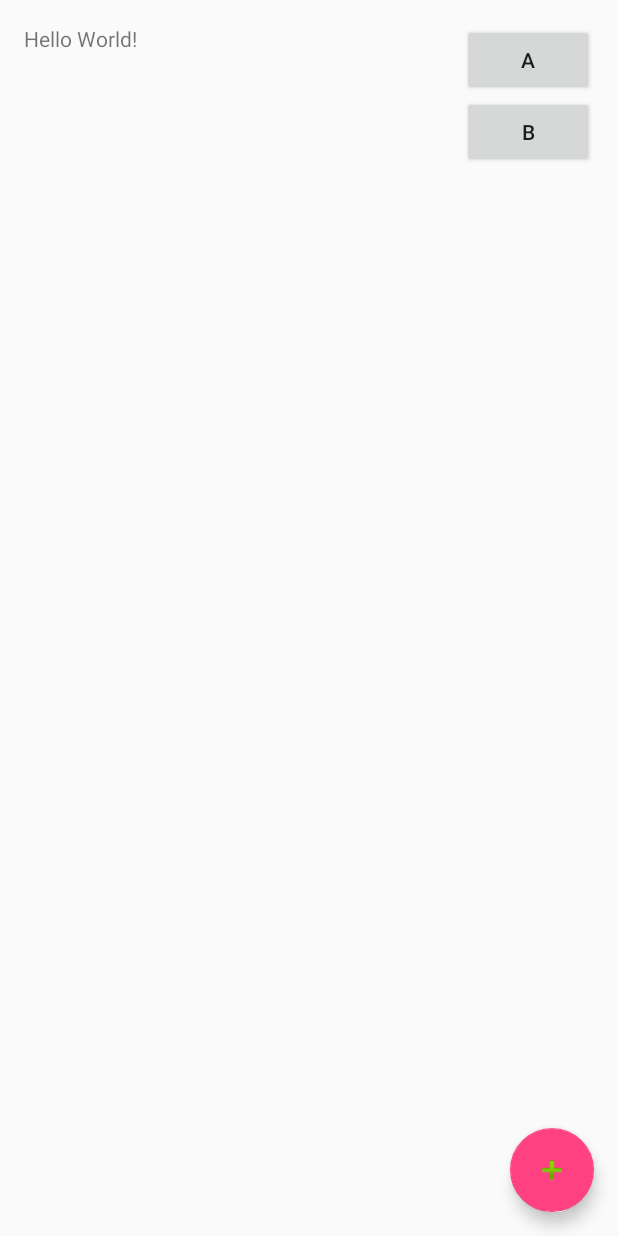
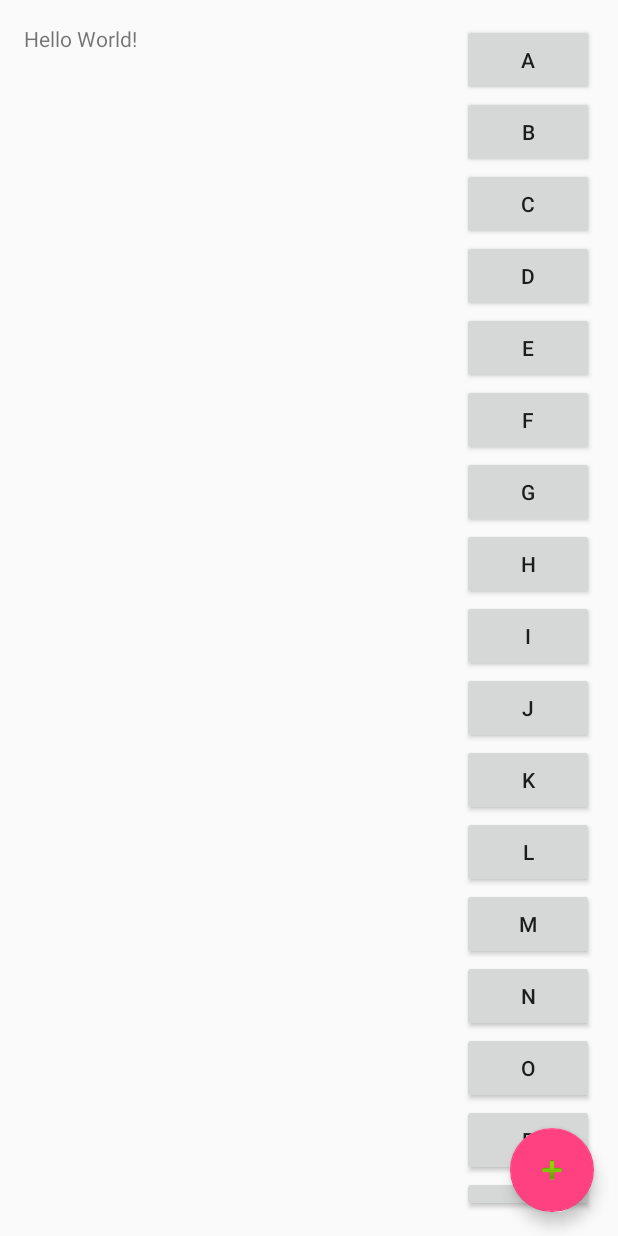
Before and after one commit to DavitPogosian/Notebook, an Android app: the screen it shows after launch (MainActivity), on a phone screen of 412 x 824 dp. Run offline under Robolectric (Android 15) with nearby library versions, the phone set to English and light mode, and no system bars; 1 statement that could not run was skipped.

Commit message:
made alpha with button

```diff
--- a/app/src/main/res/layout/content_main.xml
+++ b/app/src/main/res/layout/content_main.xml
@@ -43,5 +43,125 @@
             android:layout_width="wrap_content"
             android:layout_height="wrap_content"
             android:id="@+id/bB" />
+        <Button
+            android:text="C"
+            android:layout_width="wrap_content"
+            android:layout_height="wrap_content"
+            android:id="@+id/bC" />
+        <Button
+            android:text="D"
+            android:layout_width="wrap_content"
+            android:layout_height="wrap_content"
+            android:id="@+id/bD" />
+        <Button
+            android:text="E"
+            android:layout_width="wrap_content"
+            android:layout_height="wrap_content"
+            android:id="@+id/bE" />
+        <Button
+            android:text="F"
+            android:layout_width="wrap_content"
+            android:layout_height="wrap_content"
+            android:id="@+id/bF" />
+        <Button
+            android:text="G"
+            android:layout_width="wrap_content"
+            android:layout_height="wrap_content"
+            android:id="@+id/bG" />
+        <Button
+            android:text="H"
+            android:layout_width="wrap_content"
+            android:layout_height="wrap_content"
+            android:id="@+id/bH" />
+        <Button
+            android:text="I"
+            android:layout_width="wrap_content"
+            android:layout_height="wrap_content"
+            android:id="@+id/bI" />
+        <Button
+            android:text="J"
+            android:layout_width="wrap_content"
+            android:layout_height="wrap_content"
+            android:id="@+id/bJ" />
+        <Button
+            android:text="K"
+            android:layout_width="wrap_content"
+            android:layout_height="wrap_content"
+            android:id="@+id/bK" />
+        <Button
+            android:text="L"
+            android:layout_width="wrap_content"
+            android:layout_height="wrap_content"
+            android:id="@+id/bL" />
+        <Button
+            android:text="M"
+            android:layout_width="wrap_content"
+            android:layout_height="wrap_content"
+            android:id="@+id/bM" />
+        <Button
+            android:text="N"
+            android:layout_width="wrap_content"
+            android:layout_height="wrap_content"
+            android:id="@+id/bN" />
+        <Button
+            android:text="O"
+            android:layout_width="wrap_content"
+            android:layout_height="wrap_content"
+            android:id="@+id/bO" />
+        <Button
+            android:text="P"
+            android:layout_width="wrap_content"
+            android:layout_height="wrap_content"
+            android:id="@+id/bP" />
+        <Button
+            android:text="Q"
+            android:layout_width="wrap_content"
+            android:layout_height="wrap_content"
+            android:id="@+id/bQ" />
+        <Button
+            android:text="R"
+            android:layout_width="wrap_content"
+            android:layout_height="wrap_content"
+            android:id="@+id/bR" />
+        <Button
+            android:text="S"
+            android:layout_width="wrap_content"
+            android:layout_height="wrap_content"
+            android:id="@+id/bS" />
+        <Button
+            android:text="T"
+            android:layout_width="wrap_content"
+            android:layout_height="wrap_content"
+            android:id="@+id/bT" />
+        <Button
+            android:text="U"
+            android:layout_width="wrap_content"
+            android:layout_height="wrap_content"
+            android:id="@+id/bU" />
+        <Button
+            android:text="V"
+            android:layout_width="wrap_content"
+            android:layout_height="wrap_content"
+            android:id="@+id/bV" />
+        <Button
+            android:text="W"
+            android:layout_width="wrap_content"
+            android:layout_height="wrap_content"
+            android:id="@+id/bW" />
+        <Button
+            android:text="X"
+            android:layout_width="wrap_content"
+            android:layout_height="wrap_content"
+            android:id="@+id/bX" />
+        <Button
+            android:text="Y"
+            android:layout_width="wrap_content"
+            android:layout_height="wrap_content"
+            android:id="@+id/bY" />
+        <Button
+            android:text="Z"
+            android:layout_width="wrap_content"
+            android:layout_height="wrap_content"
+            android:id="@+id/bZ" />
     </LinearLayout>
 </RelativeLayout>
```
